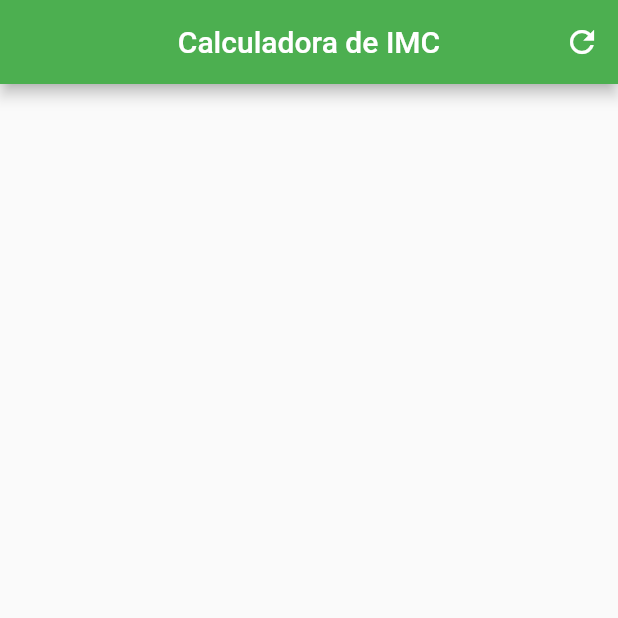
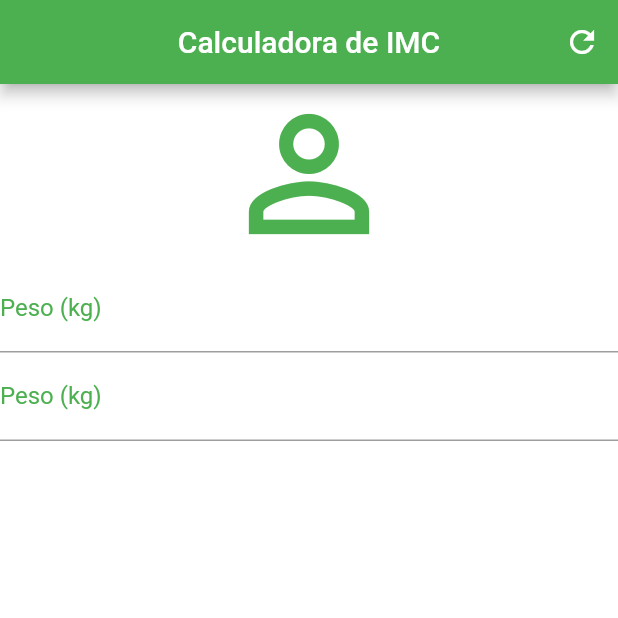
Before and after one commit to siqueira76/imc_calc_app, a Flutter app: the screen it shows after launch, on a phone screen of 412 x 824 dp, the top half of it. Run offline on Flutter 3.47's test engine with Material 2 defaults, Android fonts, the phone set to English and light mode, and no system bars.

Commit message:
TextField and Decoration

```diff
--- a/lib/main.dart
+++ b/lib/main.dart
@@ -23,6 +23,28 @@ class _HomeState extends State<Home> {
           IconButton(icon: Icon(Icons.refresh), onPressed: () {},)
         ],
       ),
+      backgroundColor: Colors.white,
+      body: Column(
+        children: <Widget>[
+          Icon(Icons.person_outline, size: 120.0, color: Colors.green,),
+          TextField(
+            keyboardType: TextInputType.number,
+            decoration: InputDecoration(
+              labelText: "Peso (kg)",
+              labelStyle: TextStyle(color: Colors.green)),
+            textAlign: TextAlign.center,
+            style: TextStyle(color: Colors.green),
+          ),
+          TextField(
+            keyboardType: TextInputType.number,
+            decoration: InputDecoration(
+              labelText: "Peso (kg)",
+              labelStyle: TextStyle(color: Colors.green)),
+            textAlign: TextAlign.center,
+            style: TextStyle(color: Colors.green),
+          )
+        ],
+      ),
     );
   }
 }
```
